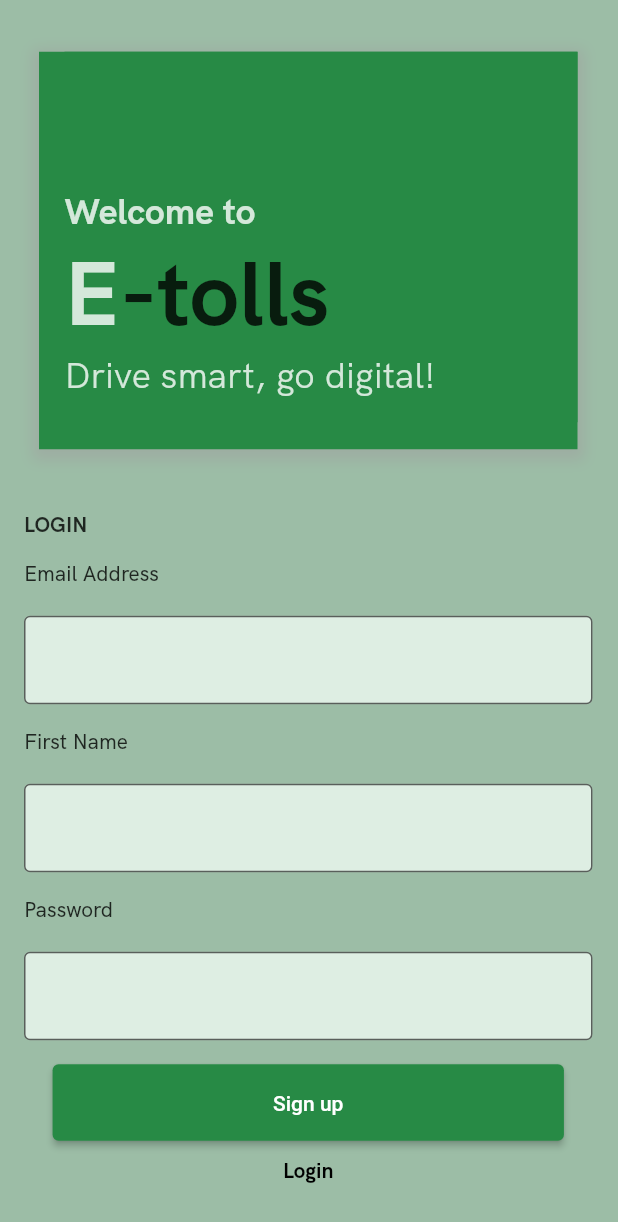
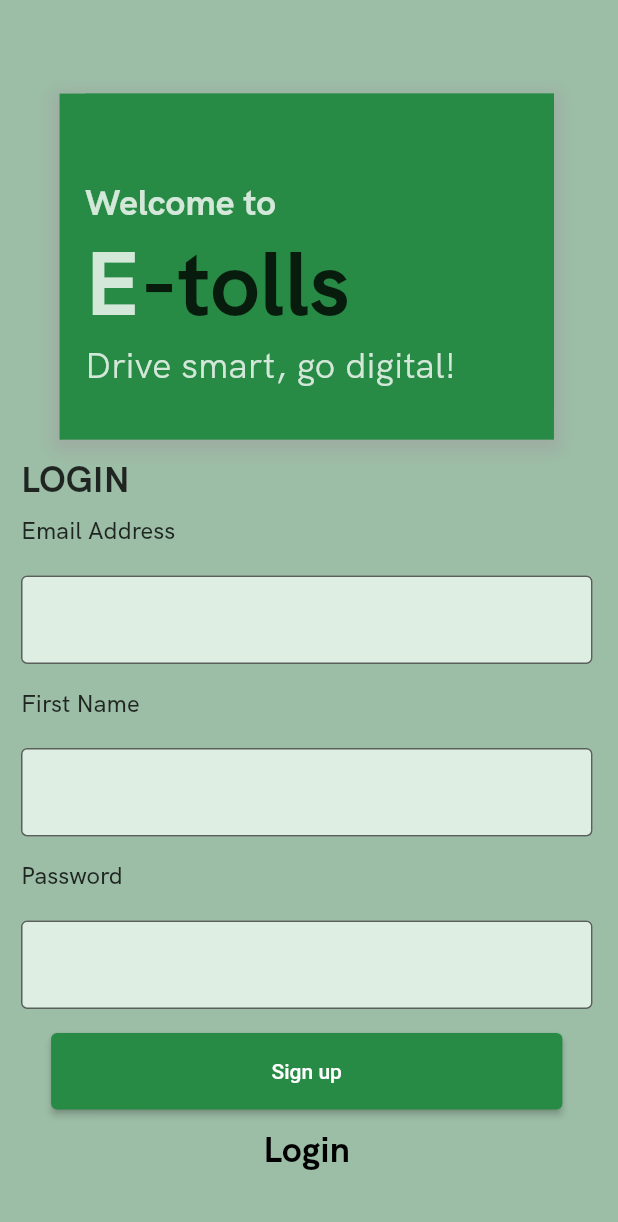
Before and after one commit to Mnoble-19/final-year-project, a Flutter app: the screen it shows after launch, after a tap on "Sign up", on a phone screen of 412 x 824 dp. Shown: the top 1222 px of the screen. Run offline on Flutter 3.47's test engine with Material 2 defaults, Android fonts, the light colour scheme and no system bars; our stand-ins replace flutter_svg.

```diff
--- a/mobile/lib/main.dart
+++ b/mobile/lib/main.dart
@@ -2,6 +2,7 @@
 import 'package:mobile/constants/constants.dart';
 import 'package:mobile/screens/home.dart';
 import 'package:mobile/screens/login_screen.dart';
+import 'package:mobile/screens/payment.dart';
 
 void main() {
   runApp(const MyApp());
@@ -19,11 +20,17 @@
           bodyMedium: TextStyle(
             color: Colors.black.withOpacity(0.8),
             fontFamily: 'HKGrotesk',
-            // fontSize: 18.0,
+            fontSize: 24.0,
             fontWeight: FontWeight.w700,
-            // height: 31.27,
+          ),
+          bodySmall: TextStyle(
+            color: Colors.black.withOpacity(0.8),
+            fontFamily: 'HKGrotesk',
+            fontSize: 16.0,
+            fontWeight: FontWeight.w500,
           ),
         ),
+
         primarySwatch: Colors.green,
       ),
       home: LoginScreen(),
--- a/mobile/lib/screens/login_screen.dart
+++ b/mobile/lib/screens/login_screen.dart
@@ -1,5 +1,6 @@
 import 'package:flutter/material.dart';
 import 'package:mobile/constants/constants.dart';
+import 'package:mobile/screens/home.dart';
 import 'package:mobile/screens/signup_screen.dart';
 import 'package:mobile/widgets/customWidgets.dart';
 
@@ -54,7 +55,6 @@
                         "Welcome to",
                         style: Theme.of(context).textTheme.bodyMedium!.copyWith(
                               color: Colors.white.withOpacity(0.8),
-                              fontSize: 24,
                             ),
                       ),
                       RichText(
@@ -88,7 +88,6 @@
                         style: Theme.of(context).textTheme.bodyMedium!.copyWith(
                               color: Colors.white.withOpacity(0.8),
                               fontWeight: FontWeight.w400,
-                              fontSize: 24,
                             ),
                       ),
                       const SizedBox(height: 16.0),
@@ -110,7 +109,7 @@
               alignment: Alignment.topLeft,
               child: Text(
                 'Email Address',
-                style: Theme.of(context).textTheme.bodyMedium!.copyWith(
+                style: Theme.of(context).textTheme.bodySmall!.copyWith(
                       fontWeight: FontWeight.w500,
                     ),
               ),
@@ -129,7 +128,7 @@
               alignment: Alignment.topLeft,
               child: Text(
                 'Password',
-                style: Theme.of(context).textTheme.bodyMedium!.copyWith(
+                style: Theme.of(context).textTheme.bodySmall!.copyWith(
                       fontWeight: FontWeight.w500,
                     ),
               ),
@@ -153,6 +152,13 @@
               ),
               onPressed: () {
                 // TODO: Implement login logic
+
+                Navigator.push(
+                  context,
+                  MaterialPageRoute(
+                    builder: (context) => const MyHomePage(),
+                  ),
+                );
               },
               child: Container(
                 margin: EdgeInsets.fromLTRB(40, 0, 40, 0),
--- a/mobile/lib/screens/signup_screen.dart
+++ b/mobile/lib/screens/signup_screen.dart
@@ -1,5 +1,7 @@
 import 'package:flutter/material.dart';
 import 'package:mobile/constants/constants.dart';
+import 'package:mobile/screens/home.dart';
+import 'package:mobile/screens/login_screen.dart';
 import 'package:mobile/widgets/customWidgets.dart';
 
 class SignUpScreen extends StatefulWidget {
@@ -16,17 +18,20 @@
 
   @override
   Widget build(BuildContext context) {
+    final screenHeight = MediaQuery.of(context).size.height;
+    final screenWidth = MediaQuery.of(context).size.width;
     return Scaffold(
       backgroundColor: CustomColors.appLightGreenColor,
       extendBodyBehindAppBar: true,
-      body: Padding(
-        padding: EdgeInsets.fromLTRB(16, 0, 17, 0),
+      body: SafeArea(
+          child: Padding(
+        padding: EdgeInsets.fromLTRB(14, 20, 17, 0),
         child: Column(
           mainAxisAlignment: MainAxisAlignment.center,
           children: <Widget>[
             Container(
-              width: 359,
-              height: 265,
+              width: screenWidth * 0.8,
+              height: screenHeight * 0.28,
               decoration: BoxDecoration(
                 boxShadow: [
                   BoxShadow(
@@ -54,7 +59,6 @@
                         "Welcome to",
                         style: Theme.of(context).textTheme.bodyMedium!.copyWith(
                               color: Colors.white.withOpacity(0.8),
-                              fontSize: 24,
                             ),
                       ),
                       RichText(
@@ -88,7 +92,6 @@
                         style: Theme.of(context).textTheme.bodyMedium!.copyWith(
                               color: Colors.white.withOpacity(0.8),
                               fontWeight: FontWeight.w400,
-                              fontSize: 24,
                             ),
                       ),
                       const SizedBox(height: 16.0),
@@ -97,7 +100,7 @@
                 ),
               ),
             ),
-            const SizedBox(height: 41.0),
+            const SizedBox(height: 11.0),
             const Align(
               heightFactor: 0.5,
               alignment: Alignment.topLeft,
@@ -110,9 +113,7 @@
               alignment: Alignment.topLeft,
               child: Text(
                 'Email Address',
-                style: Theme.of(context).textTheme.bodyMedium!.copyWith(
-                      fontWeight: FontWeight.w500,
-                    ),
+                style: Theme.of(context).textTheme.bodySmall!,
               ),
             ),
             const SizedBox(height: 19.0),
@@ -129,9 +130,7 @@
               alignment: Alignment.topLeft,
               child: Text(
                 'First Name',
-                style: Theme.of(context).textTheme.bodyMedium!.copyWith(
-                      fontWeight: FontWeight.w500,
-                    ),
+                style: Theme.of(context).textTheme.bodySmall!,
               ),
             ),
             const SizedBox(height: 19.0),
@@ -149,9 +148,7 @@
               alignment: Alignment.topLeft,
               child: Text(
                 'Password',
-                style: Theme.of(context).textTheme.bodyMedium!.copyWith(
-                      fontWeight: FontWeight.w500,
-                    ),
+                style: Theme.of(context).textTheme.bodySmall!,
               ),
             ),
             const SizedBox(height: 19.0),
@@ -172,7 +169,13 @@
                 ),
               ),
               onPressed: () {
-                // TODO: Implement login logic
+                // TODO: Implement signup logic
+                Navigator.push(
+                  context,
+                  MaterialPageRoute(
+                    builder: (context) => const MyHomePage(),
+                  ),
+                );
               },
               child: Container(
                 margin: EdgeInsets.fromLTRB(40, 0, 40, 0),
@@ -185,7 +188,14 @@
             const SizedBox(height: 11.0),
             Flexible(
               child: GestureDetector(
-                onTap: () {},
+                onTap: () {
+                  Navigator.push(
+                    context,
+                    MaterialPageRoute(
+                      builder: (context) => const LoginScreen(),
+                    ),
+                  );
+                },
                 child: const Text(
                   'Login',
                   style: TextStyle(
@@ -196,6 +206,7 @@
             ),
           ],
         ),
+      )
       ),
     );
   }
```
Also changed, not shown: mobile/lib/screens/home.dart (+19 -24 lines), mobile/lib/screens/payment.dart (+97 -0 lines).
